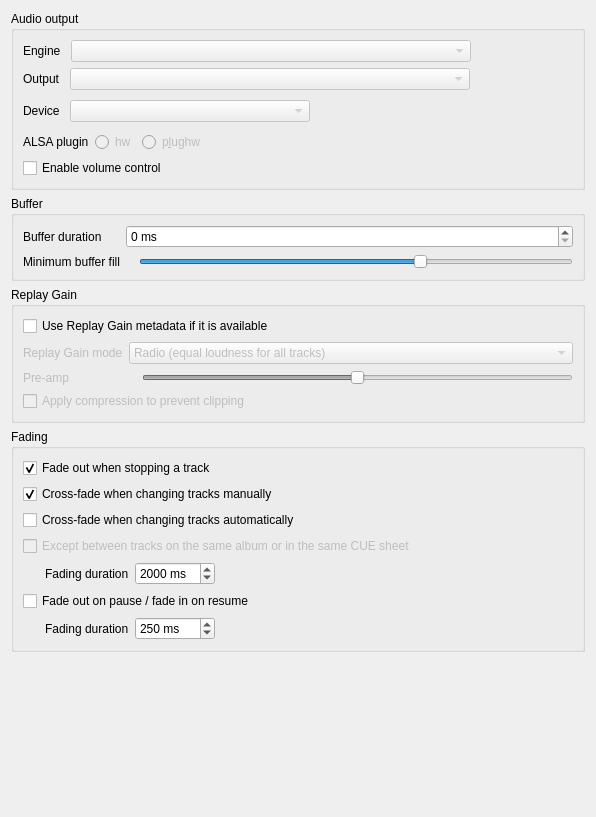
Old version of the form src/settings/backendsettingspage.ui in the repository strawberrymusicplayer/strawberry.
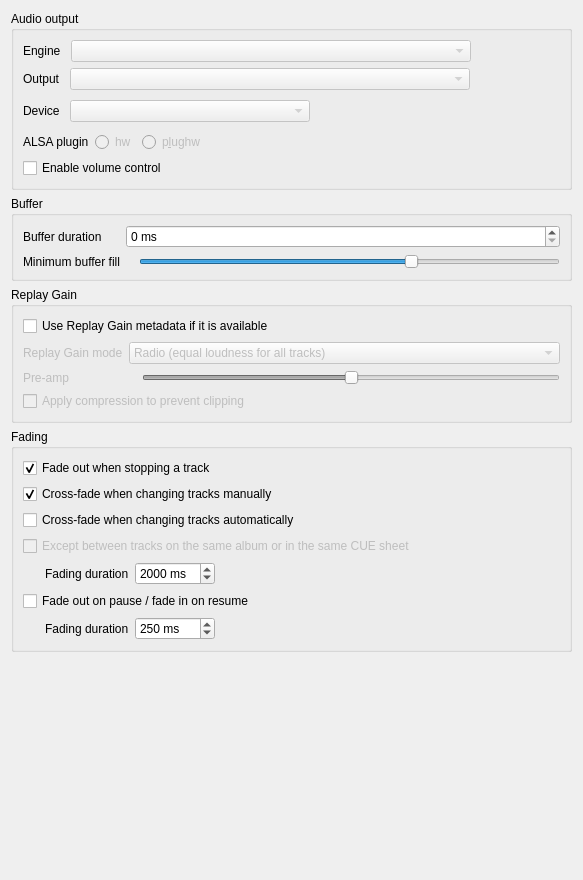
New version of the form. Custom widgets are drawn as their Qt base class.

Commit message: Adjust width of settingspages

```diff
--- a/src/settings/backendsettingspage.ui
+++ b/src/settings/backendsettingspage.ui
@@ -6,8 +6,8 @@
    <rect>
     <x>0</x>
     <y>0</y>
-    <width>596</width>
-    <height>817</height>
+    <width>583</width>
+    <height>880</height>
    </rect>
   </property>
   <property name="windowTitle">
```
The commit also changes 13 other files.
